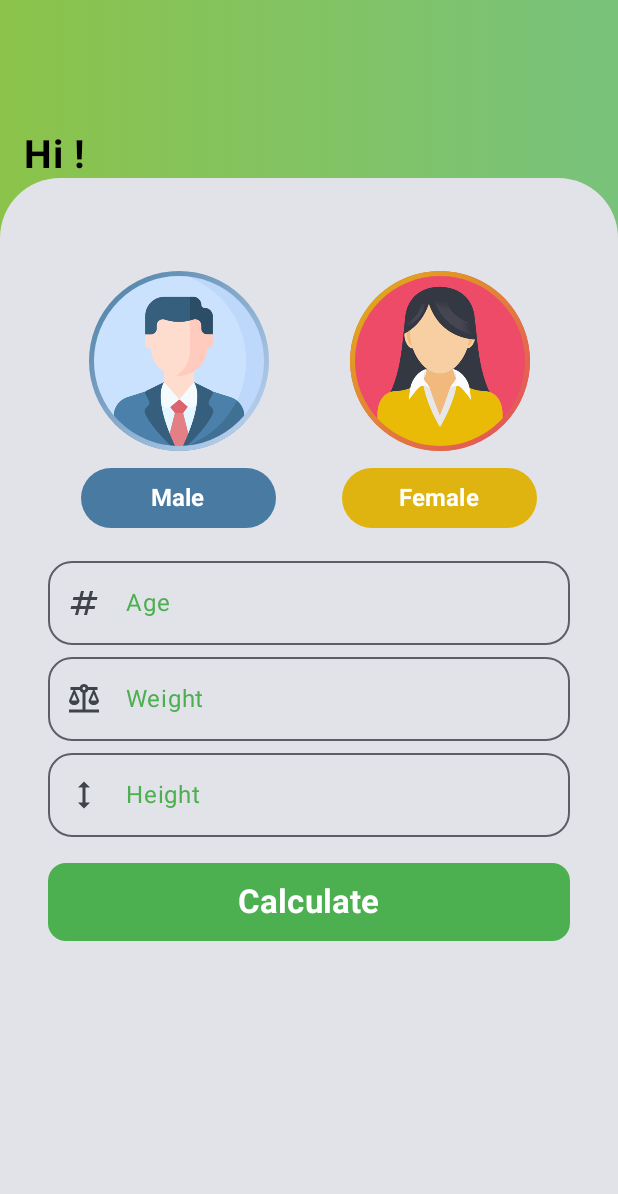
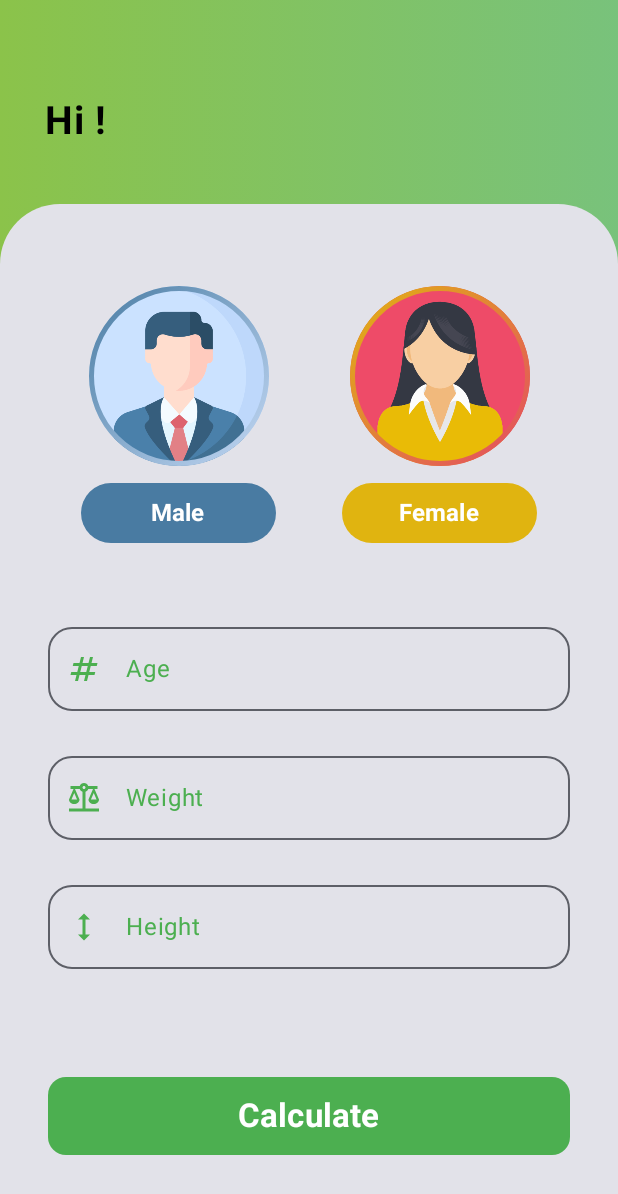
Before and after one commit to VitorPaes-coder/bmi-2025, an Android app built with Jetpack Compose: the UserDataScreen screen opened through its navigation route, on a phone screen of 412 x 824 dp. Shown: the top 1194 px of the screen. Run offline under Robolectric (Android 15) with nearby library versions, the phone set to English and light mode, and no system bars.

Commit message:
bmi result screen ok

```diff
--- a/app/build.gradle.kts
+++ b/app/build.gradle.kts
@@ -49,6 +49,7 @@ dependencies {
     implementation(libs.androidx.ui.graphics)
     implementation(libs.androidx.ui.tooling.preview)
     implementation(libs.androidx.material3)
+    implementation(libs.androidx.navigation.runtime.android)
     testImplementation(libs.junit)
     androidTestImplementation(libs.androidx.junit)
     androidTestImplementation(libs.androidx.espresso.core)
--- a/app/src/main/java/br/senai/sp/jandira/bmi/MainActivity.kt
+++ b/app/src/main/java/br/senai/sp/jandira/bmi/MainActivity.kt
@@ -31,7 +31,7 @@ class MainActivity : ComponentActivity() {
                     composable(
                         route = "user_data"
                     ){
-                        UserDataScreen()
+                        UserDataScreen(navController)
                     }
                 }
             }
--- a/app/src/main/java/br/senai/sp/jandira/bmi/screens/TelaInicial.kt
+++ b/app/src/main/java/br/senai/sp/jandira/bmi/screens/TelaInicial.kt
@@ -15,6 +15,7 @@ import androidx.compose.material.icons.Icons
 import androidx.compose.material.icons.filled.AppBlocking
 import androidx.compose.material.icons.filled.ArrowForward
 import androidx.compose.material3.Button
+import androidx.compose.material3.ButtonDefaults
 import androidx.compose.material3.Card
 import androidx.compose.material3.Icon
 import androidx.compose.material3.OutlinedTextField
@@ -59,10 +60,10 @@ fun TelaInicial(navController: NavHostController?) {
         modifier = Modifier
             .fillMaxSize()
             .background(
-                brush = Brush.linearGradient(
+                brush = Brush.horizontalGradient(
                     listOf(
-                        Color(0xFF5608A4),
-                        Color(0xFFBA88FF)
+                        Color(0xFF8BC34A),
+                        Color(0xBE4CAF50)
                     )
                 )
             )
@@ -123,7 +124,7 @@ fun TelaInicial(navController: NavHostController?) {
                                 Icon(
                                     imageVector = Icons.Default.AppBlocking,
                                     contentDescription = "",
-                                    tint = Color(0xFF5608A4)
+                                    tint = Color(0xFF4CAF50)
                                 )
                             },
                             keyboardOptions = KeyboardOptions(
@@ -149,7 +150,8 @@ fun TelaInicial(navController: NavHostController?) {
                             }else {
                                 navController?.navigate("user_data")
                             }
-                        }
+                        },
+                        colors = ButtonDefaults.buttonColors(containerColor = Color(0xFF4CAF50))
                     ) {
                         Text(
                             text = stringResource(R.string.next)
--- a/app/src/main/java/br/senai/sp/jandira/bmi/screens/UserDataScreen.kt
+++ b/app/src/main/java/br/senai/sp/jandira/bmi/screens/UserDataScreen.kt
@@ -35,6 +35,7 @@ import androidx.compose.ui.Alignment
 import androidx.compose.ui.Modifier
 import androidx.compose.ui.graphics.Brush
 import androidx.compose.ui.graphics.Color
+import androidx.compose.ui.platform.LocalContext
 import androidx.compose.ui.res.painterResource
 import androidx.compose.ui.res.stringResource
 import androidx.compose.ui.text.font.FontWeight
@@ -47,17 +48,29 @@ import androidx.navigation.NavHostController
 import br.senai.sp.jandira.bmi.R
 
 @Composable
-fun UserDataScreen(modifier: Modifier = Modifier) {
+fun UserDataScreen(navController: NavHostController?) {
 
     var ageState = remember {
         mutableStateOf(value = "")
     }
+
     var weightState = remember {
         mutableStateOf(value = "")
     }
+
     var heightState = remember {
         mutableStateOf(value = "")
     }
+
+    var isErrorState = remember {
+        mutableStateOf(value = false)
+    }
+
+    var errorMessageState = remember {
+        mutableStateOf(value = "")
+    }
+
+    var context = LocalContext.current
 
     Box(
         modifier = Modifier
@@ -83,7 +96,7 @@ fun UserDataScreen(modifier: Modifier = Modifier) {
                 fontSize = 26.sp,
                 fontWeight = FontWeight.Bold,
                 modifier = Modifier
-                    .padding(16.dp, 65.dp, 0.dp, 0.dp)
+                    .padding(30.dp, 65.dp, 0.dp, 40.dp)
             )
 
             Card (
@@ -96,13 +109,14 @@ fun UserDataScreen(modifier: Modifier = Modifier) {
                 Column (
                     modifier = Modifier
                         .padding(32.dp)
-                        .weight(1f)
+                        .weight(1f),
+                    verticalArrangement = Arrangement.SpaceEvenly
+
                 ){
 
                     Row (
                         modifier = Modifier
                             .fillMaxWidth()
-                            .padding(top = 30.dp)
                     ){
 
                         Column (
@@ -208,8 +222,8 @@ fun UserDataScreen(modifier: Modifier = Modifier) {
 
                     Column (
                         modifier = Modifier
-                            .padding(0.dp, 10.dp),
-                        verticalArrangement = Arrangement.SpaceBetween
+                            .height(300.dp),
+                        verticalArrangement = Arrangement.SpaceEvenly
                     ){
 
                         OutlinedTextField(
@@ -229,6 +243,7 @@ fun UserDataScreen(modifier: Modifier = Modifier) {
                                 Icon(
                                     imageVector = Icons.Default.Numbers,
                                     contentDescription = "",
+                                    tint = Color(0xFF4CAF50)
                                 )
                             },
                             keyboardOptions = KeyboardOptions(
@@ -257,6 +272,7 @@ fun UserDataScreen(modifier: Modifier = Modifier) {
                                 Icon(
                                     imageVector = Icons.Default.Balance,
                                     contentDescription = "",
+                                    tint = Color(0xFF4CAF50)
                                 )
                             },
                             keyboardOptions = KeyboardOptions(
@@ -285,6 +301,7 @@ fun UserDataScreen(modifier: Modifier = Modifier) {
                                 Icon(
                                     imageVector = Icons.Default.Height,
                                     contentDescription = "",
+                                    tint = Color(0xFF4CAF50)
                                 )
                             },
                             keyboardOptions = KeyboardOptions(
@@ -294,14 +311,44 @@ fun UserDataScreen(modifier: Modifier = Modifier) {
                             colors = OutlinedTextFieldDefaults.colors(
                                 cursorColor = Color(0xFF4CAF50),
                                 unfocusedLabelColor = Color(0xFF4CAF50)
-                            )
+                            ),
+                            isError = isErrorState.value,
+                            supportingText = {
+                                Text(
+                                    text = errorMessageState.value,
+                                    color = Color.Red
+                                )
+                            }
                         )
 
 
                     }
 
                     Button(
-                        onClick = {},
+                        onClick = {
+                            var isValid = true
+
+                            if (ageState.value.isBlank()) {
+                                isErrorState.value = true
+                                errorMessageState.value = context.getString(R.string.support_age)
+                                isValid = false
+                            } else if (weightState.value.isBlank()) {
+                                isErrorState.value = true
+                                errorMessageState.value = context.getString(R.string.support_weight)
+                                isValid = false
+                            } else if (heightState.value.isBlank()) {
+                                isErrorState.value = true
+                                errorMessageState.value = context.getString(R.string.support_height)
+                                isValid = false
+                            } else {
+                                isErrorState.value = false
+                                errorMessageState.value = ""
+                            }
+
+                            if (isValid) {
+                                navController?.navigate("user_data")
+                            }
+                        },
                         colors = ButtonDefaults.buttonColors(containerColor = Color(0xFF4CAF50)
                         ),
                         shape = RoundedCornerShape(12.dp),
@@ -326,5 +373,5 @@ fun UserDataScreen(modifier: Modifier = Modifier) {
 @Preview(showSystemUi = true)
 @Composable
 private fun UserDataScreenPreview() {
-    UserDataScreen()
+    UserDataScreen(null)
 }
--- a/app/src/main/res/values/strings.xml
+++ b/app/src/main/res/values/strings.xml
@@ -5,6 +5,7 @@
     <string name="your_name">What\'s your name?</string>
     <string name="your_name_here">Your name here</string>
     <string name="next">Next</string>
+
     <string name="hi_text">Hi !</string>
     <string name="if_male">Male</string>
     <string name="if_female">Female</string>
@@ -13,6 +14,13 @@
     <string name="height">Height</string>
     <string name="calculate">Calculate</string>
     <string name="support_name">The name is required!</string>
+    <string name="support_age">The age is required!</string>
+    <string name="support_weight">The weight is required!</string>
+    <string name="support_height">The height is required!</string>
+
+    <string name="result_text">Your BMI Result</string>
+    <string name="bmi_class">You have Class | Obesity</string>
+    <string name="new_calculation">New Calc</string>
 
 
 </resources>
--- a/gradle/libs.versions.toml
+++ b/gradle/libs.versions.toml
@@ -10,6 +10,7 @@ activityCompose = "1.10.0"
 composeBom = "2024.04.01"
 materialIconsExtendedAndroid = "1.7.8"
 navigationFragmentCompose = "2.8.8"
+navigationRuntimeAndroid = "2.9.0-alpha08"
 
 [libraries]
 androidx-core-ktx = { group = "androidx.core", name = "core-ktx", version.ref = "coreKtx" }
@@ -29,6 +30,7 @@ androidx-ui-tooling-preview = { group = "androidx.compose.ui", name = "ui-toolin
 androidx-ui-test-manifest = { group = "androidx.compose.ui", name = "ui-test-manifest" }
 androidx-ui-test-junit4 = { group = "androidx.compose.ui", name = "ui-test-junit4" }
 androidx-material3 = { group = "androidx.compose.material3", name = "material3" }
+androidx-navigation-runtime-android = { group = "androidx.navigation", name = "navigation-runtime-android", version.ref = "navigationRuntimeAndroid" }
 
 [plugins]
 android-application = { id = "com.android.application", version.ref = "agp" }
```
Also changed, not shown: app/src/main/java/br/senai/sp/jandira/bmi/screens/BMIResultScreen.kt (added, +244 -0 lines).
